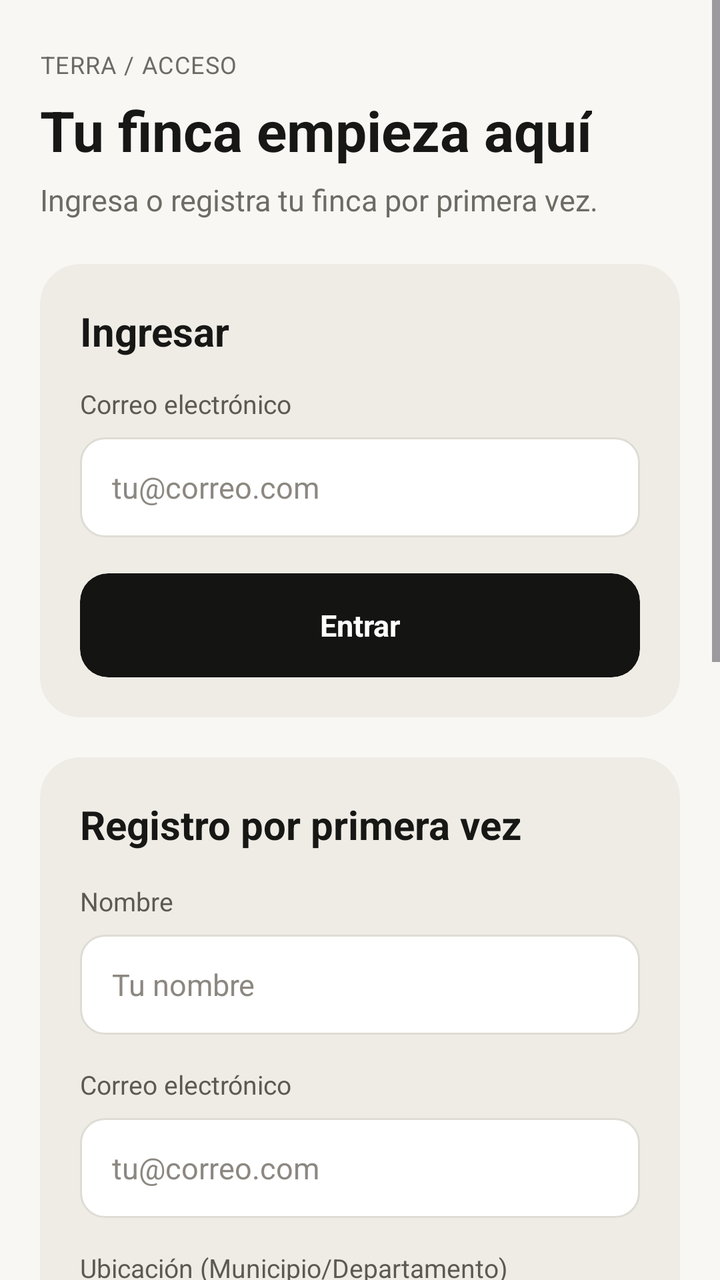
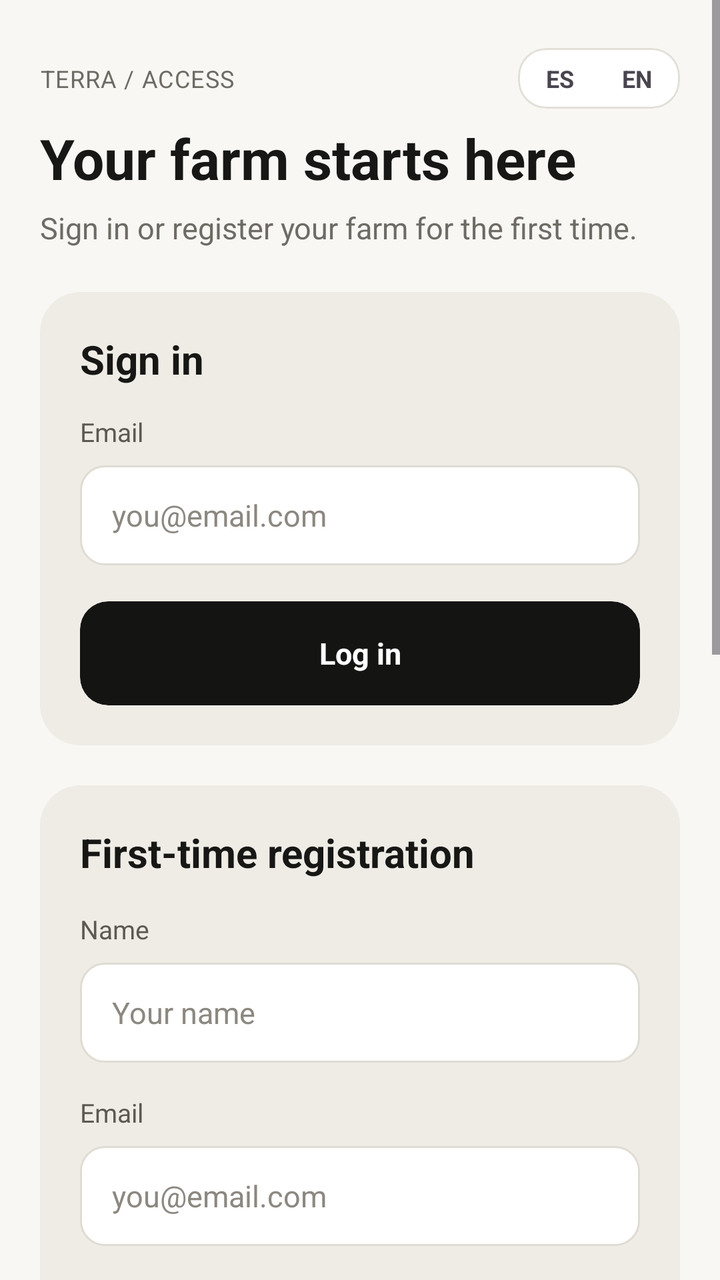

Before-and-after screenshots of an Android layout around one commit, followed by the original layout XML and the change that was made.
<!-- AndroidManifest.xml: application theme Theme.FieldShift -->
<!-- res/layout/activity_login.xml -->
<?xml version="1.0" encoding="utf-8"?>
<ScrollView xmlns:android="http://schemas.android.com/apk/res/android"
    xmlns:app="http://schemas.android.com/apk/res-auto"
    xmlns:tools="http://schemas.android.com/tools"
    android:id="@+id/mainLogin"
    android:layout_width="match_parent"
    android:layout_height="match_parent"
    android:background="#F8F7F4"
    android:fillViewport="true"
    android:importantForAutofill="noExcludeDescendants"
    tools:ignore="UnusedAttribute">

    <LinearLayout
        android:layout_width="match_parent"
        android:layout_height="wrap_content"
        android:orientation="vertical"
        android:paddingHorizontal="20dp"
        android:paddingTop="24dp"
        android:paddingBottom="36dp">

        
        <TextView
            android:layout_width="wrap_content"
            android:layout_height="wrap_content"
            android:text="TERRA / ACCESO"
            android:textColor="#6E6B64"
            android:textSize="12sp"
            android:letterSpacing="0.04"
            android:layout_marginBottom="6dp" />

        <TextView
            android:layout_width="wrap_content"
            android:layout_height="wrap_content"
            android:text="Tu finca empieza aquí"
            android:textColor="#171715"
            android:textSize="28sp"
            android:textStyle="bold"
            android:layout_marginBottom="6dp" />

        <TextView
            android:layout_width="wrap_content"
            android:layout_height="wrap_content"
            android:text="Ingresa o registra tu finca por primera vez."
            android:textColor="#6E6B64"
            android:textSize="15sp"
            android:layout_marginBottom="22dp" />

        
        <com.google.android.material.card.MaterialCardView
            android:layout_width="match_parent"
            android:layout_height="wrap_content"
            app:cardBackgroundColor="#EFECE6"
            app:cardCornerRadius="20dp"
            app:cardElevation="0dp"
            app:strokeWidth="0dp"
            android:layout_marginBottom="20dp">

            <LinearLayout
                android:layout_width="match_parent"
                android:layout_height="wrap_content"
                android:orientation="vertical"
                android:padding="20dp">

                <TextView
                    android:layout_width="wrap_content"
                    android:layout_height="wrap_content"
                    android:text="Ingresar"
                    android:textColor="#171715"
                    android:textSize="20sp"
                    android:textStyle="bold"
                    android:layout_marginBottom="14dp" />

                <TextView
                    android:layout_width="wrap_content"
                    android:layout_height="wrap_content"
                    android:text="Correo electrónico"
                    android:textColor="#5C5953"
                    android:textSize="13sp"
                    android:layout_marginBottom="8dp" />

                <EditText
                    android:id="@+id/etLoginEmail"
                    android:layout_width="match_parent"
                    android:layout_height="50dp"
                    android:background="@drawable/bg_input_rounded"
                    android:hint="tu@correo.com"
                    android:importantForAutofill="no"
                    android:inputType="textEmailAddress|textNoSuggestions"
                    android:paddingHorizontal="16dp"
                    android:textColor="#171715"
                    android:textColorHint="#8C8881"
                    android:textSize="15sp"
                    android:layout_marginBottom="18dp" />

                <com.google.android.material.card.MaterialCardView
                    android:id="@+id/btnEntrar"
                    android:layout_width="match_parent"
                    android:layout_height="52dp"
                    app:cardBackgroundColor="#141413"
                    app:cardCornerRadius="14dp"
                    app:cardElevation="0dp"
                    app:strokeWidth="0dp"
                    android:clickable="true"
                    android:focusable="true">

                    <TextView
                        android:layout_width="match_parent"
                        android:layout_height="match_parent"
                        android:gravity="center"
                        android:text="Entrar"
                        android:textColor="@android:color/white"
                        android:textSize="15sp"
                        android:textStyle="bold" />

                </com.google.android.material.card.MaterialCardView>

            </LinearLayout>
        </com.google.android.material.card.MaterialCardView>

        
        <com.google.android.material.card.MaterialCardView
            android:layout_width="match_parent"
            android:layout_height="wrap_content"
            app:cardBackgroundColor="#EFECE6"
            app:cardCornerRadius="20dp"
            app:cardElevation="0dp"
            app:strokeWidth="0dp">

            <LinearLayout
                android:layout_width="match_parent"
                android:layout_height="wrap_content"
                android:orientation="vertical"
                android:padding="20dp">

                <TextView
                    android:layout_width="wrap_content"
                    android:layout_height="wrap_content"
                    android:text="Registro por primera vez"
                    android:textColor="#171715"
                    android:textSize="20sp"
                    android:textStyle="bold"
                    android:layout_marginBottom="16dp" />

                
                <TextView
                    android:layout_width="wrap_content"
                    android:layout_height="wrap_content"
                    android:text="Nombre"
                    android:textColor="#5C5953"
                    android:textSize="13sp"
                    android:layout_marginBottom="8dp" />

                <EditText
                    android:id="@+id/etRegNombre"
                    android:layout_width="match_parent"
                    android:layout_height="50dp"
                    android:background="@drawable/bg_input_rounded"
                    android:hint="Tu nombre"
                    android:importantForAutofill="no"
                    android:inputType="textPersonName|textCapWords|textNoSuggestions"
                    android:paddingHorizontal="16dp"
                    android:textColor="#171715"
                    android:textColorHint="#8C8881"
                    android:textSize="15sp"
                    android:layout_marginBottom="16dp" />

                
                <TextView
                    android:layout_width="wrap_content"
                    android:layout_height="wrap_content"
                    android:text="Correo electrónico"
                    android:textColor="#5C5953"
                    android:textSize="13sp"
                    android:layout_marginBottom="8dp" />

                <EditText
                    android:id="@+id/etRegEmail"
                    android:layout_width="match_parent"
                    android:layout_height="50dp"
                    android:background="@drawable/bg_input_rounded"
                    android:hint="tu@correo.com"
                    android:importantForAutofill="no"
                    android:inputType="textEmailAddress|textNoSuggestions"
                    android:paddingHorizontal="16dp"
                    android:textColor="#171715"
                    android:textColorHint="#8C8881"
                    android:textSize="15sp"
                    android:layout_marginBottom="16dp" />

                
                <TextView
                    android:layout_width="wrap_content"
                    android:layout_height="wrap_content"
                    android:text="Ubicación (Municipio/Departamento)"
                    android:textColor="#5C5953"
                    android:textSize="13sp"
                    android:layout_marginBottom="8dp" />

                <EditText
                    android:id="@+id/etRegUbicacion"
                    android:layout_width="match_parent"
                    android:layout_height="50dp"
                    android:background="@drawable/bg_input_rounded"
                    android:hint="Municipio, Departamento"
                    android:importantForAutofill="no"
                    android:inputType="textCapWords|textNoSuggestions"
                    android:paddingHorizontal="16dp"
                    android:textColor="#171715"
                    android:textColorHint="#8C8881"
                    android:textSize="15sp"
                    android:layout_marginBottom="16dp" />

                
                <TextView
                    android:layout_width="wrap_content"
                    android:layout_height="wrap_content"
                    android:text="Hectáreas de la finca (ha)"
                    android:textColor="#5C5953"
                    android:textSize="13sp"
                    android:layout_marginBottom="8dp" />

                <EditText
                    android:id="@+id/etRegHectareas"
                    android:layout_width="match_parent"
                    android:layout_height="50dp"
                    android:background="@drawable/bg_input_rounded"
                    android:hint="Superficie en ha"
                    android:importantForAutofill="no"
                    android:inputType="numberDecimal"
                    android:paddingHorizontal="16dp"
                    android:textColor="#171715"
                    android:textColorHint="#8C8881"
                    android:textSize="15sp"
                    android:layout_marginBottom="22dp" />

                
                <TextView
                    android:layout_width="wrap_content"
                    android:layout_height="wrap_content"
                    android:text="Rotación actual"
                    android:textColor="#171715"
                    android:textSize="18sp"
                    android:textStyle="bold"
                    android:layout_marginBottom="4dp" />

                <TextView
                    android:layout_width="wrap_content"
                    android:layout_height="wrap_content"
                    android:text="Elige la secuencia del catálogo EcoCrop."
                    android:textColor="#6E6B64"
                    android:textSize="13sp"
                    android:layout_marginBottom="16dp" />

                
                <TextView
                    android:layout_width="wrap_content"
                    android:layout_height="wrap_content"
                    android:text="Cultivo 1"
                    android:textColor="#5C5953"
                    android:textSize="13sp"
                    android:layout_marginBottom="8dp" />

                <FrameLayout
                    android:layout_width="match_parent"
                    android:layout_height="50dp"
                    android:background="@drawable/bg_input_rounded"
                    android:layout_marginBottom="16dp">

                    <Spinner
                        android:id="@+id/spinnerCultivo1"
                        android:layout_width="match_parent"
                        android:layout_height="match_parent"
                        android:background="@null"
                        android:paddingStart="12dp"
                        android:paddingEnd="36dp" />

                    <TextView
                        android:layout_width="wrap_content"
                        android:layout_height="wrap_content"
                        android:layout_gravity="end|center_vertical"
                        android:layout_marginEnd="16dp"
                        android:text="▾"
                        android:textColor="#171715"
                        android:textSize="14sp" />
                </FrameLayout>

                
                <TextView
                    android:layout_width="wrap_content"
                    android:layout_height="wrap_content"
                    android:text="Cultivo 2"
                    android:textColor="#5C5953"
                    android:textSize="13sp"
                    android:layout_marginBottom="8dp" />

                <FrameLayout
                    android:layout_width="match_parent"
                    android:layout_height="50dp"
                    android:background="@drawable/bg_input_rounded"
                    android:layout_marginBottom="16dp">

                    <Spinner
                        android:id="@+id/spinnerCultivo2"
                        android:layout_width="match_parent"
                        android:layout_height="match_parent"
                        android:background="@null"
                        android:paddingStart="12dp"
                        android:paddingEnd="36dp" />

                    <TextView
                        android:layout_width="wrap_content"
                        android:layout_height="wrap_content"
                        android:layout_gravity="end|center_vertical"
                        android:layout_marginEnd="16dp"
                        android:text="▾"
                        android:textColor="#171715"
                        android:textSize="14sp" />
                </FrameLayout>

                
                <LinearLayout
                    android:id="@+id/layoutCultivosExtra"
                    android:layout_width="match_parent"
                    android:layout_height="wrap_content"
                    android:orientation="vertical" />

                
                <com.google.android.material.card.MaterialCardView
                    android:id="@+id/btnAnadirCultivo"
                    android:layout_width="match_parent"
                    android:layout_height="48dp"
                    app:cardBackgroundColor="#EFECE6"
                    app:cardCornerRadius="12dp"
                    app:cardElevation="0dp"
                    app:strokeColor="#DFDCD4"
                    app:strokeWidth="1dp"
                    android:clickable="true"
                    android:focusable="true"
                    android:layout_marginBottom="22dp">

                    <TextView
                        android:layout_width="match_parent"
                        android:layout_height="match_parent"
                        android:gravity="center_vertical"
                        android:paddingHorizontal="16dp"
                        android:text="+ Añadir cultivo de lista EcoCrop"
                        android:textColor="#171715"
                        android:textSize="14sp"
                        android:textStyle="bold" />

                </com.google.android.material.card.MaterialCardView>

                
                <com.google.android.material.card.MaterialCardView
                    android:id="@+id/btnGuardarRegistro"
                    android:layout_width="match_parent"
                    android:layout_height="52dp"
                    app:cardBackgroundColor="#141413"
                    app:cardCornerRadius="14dp"
                    app:cardElevation="0dp"
                    app:strokeWidth="0dp"
                    android:clickable="true"
                    android:focusable="true">

                    <TextView
                        android:layout_width="match_parent"
                        android:layout_height="match_parent"
                        android:gravity="center"
                        android:text="Guardar y entrar a mi finca"
                        android:textColor="@android:color/white"
                        android:textSize="15sp"
                        android:textStyle="bold" />

                </com.google.android.material.card.MaterialCardView>

            </LinearLayout>
        </com.google.android.material.card.MaterialCardView>

    </LinearLayout>
</ScrollView>
<!-- resources referenced by this layout -->
<resources>
  <!-- drawable bg_input_rounded (drawable) -->
  <?xml version="1.0" encoding="utf-8"?>
  <shape xmlns:android="http://schemas.android.com/apk/res/android"
      android:shape="rectangle">
      <solid android:color="#FFFFFF" />
      <corners android:radius="12dp" />
      <stroke
          android:width="1dp"
          android:color="#DFDCD4" />
  </shape>
  <style name="Theme.FieldShift" parent="Base.Theme.FieldShift" />
  <style name="Base.Theme.FieldShift" parent="Theme.Material3.DayNight.NoActionBar">
          
          
      </style>
</resources>

<!-- the commit's change to res/layout/activity_login.xml (unified diff, before → after) -->
@@ -19,19 +19,67 @@
         android:paddingBottom="36dp">
 
         
+        <LinearLayout
+            android:layout_width="match_parent"
+            android:layout_height="wrap_content"
+            android:orientation="horizontal"
+            android:gravity="center_vertical"
+            android:layout_marginBottom="6dp">
+
+            <TextView
+                android:layout_width="0dp"
+                android:layout_height="wrap_content"
+                android:layout_weight="1"
+                android:text="@string/login_ruta"
+                android:textColor="#6E6B64"
+                android:textSize="12sp"
+                android:letterSpacing="0.04" />
+
+            
+            <com.google.android.material.card.MaterialCardView
+                android:layout_width="wrap_content"
+                android:layout_height="wrap_content"
+                app:cardCornerRadius="14dp"
+                app:cardElevation="0dp"
+                app:cardBackgroundColor="#FFFFFF"
+                app:strokeColor="#E2DFD7"
+                app:strokeWidth="1dp">
+
+                <LinearLayout
+                    android:layout_width="wrap_content"
+                    android:layout_height="wrap_content"
+                    android:orientation="horizontal"
+                    android:padding="2dp">
+
+                    <TextView
+                        android:id="@+id/tvIdiomaEs"
+                        android:layout_width="wrap_content"
+                        android:layout_height="wrap_content"
+                        android:text="ES"
+                        android:textSize="12sp"
+                        android:textStyle="bold"
+                        android:paddingHorizontal="12dp"
+                        android:paddingVertical="5dp"
+                        android:contentDescription="Español" />
+
+                    <TextView
+                        android:id="@+id/tvIdiomaEn"
+                        android:layout_width="wrap_content"
+                        android:layout_height="wrap_content"
+                        android:text="EN"
+                        android:textSize="12sp"
+                        android:textStyle="bold"
+                        android:paddingHorizontal="12dp"
+                        android:paddingVertical="5dp"
+                        android:contentDescription="English" />
+                </LinearLayout>
+            </com.google.android.material.card.MaterialCardView>
+        </LinearLayout>
+
         <TextView
             android:layout_width="wrap_content"
             android:layout_height="wrap_content"
-            android:text="TERRA / ACCESO"
-            android:textColor="#6E6B64"
-            android:textSize="12sp"
-            android:letterSpacing="0.04"
-            android:layout_marginBottom="6dp" />
-
-        <TextView
-            android:layout_width="wrap_content"
-            android:layout_height="wrap_content"
-            android:text="Tu finca empieza aquí"
+            android:text="@string/login_titulo"
             android:textColor="#171715"
             android:textSize="28sp"
             android:textStyle="bold"
@@ -40,7 +88,7 @@
         <TextView
             android:layout_width="wrap_content"
             android:layout_height="wrap_content"
-            android:text="Ingresa o registra tu finca por primera vez."
+            android:text="@string/login_subtitulo"
             android:textColor="#6E6B64"
             android:textSize="15sp"
             android:layout_marginBottom="22dp" />
@@ -64,7 +112,7 @@
                 <TextView
                     android:layout_width="wrap_content"
                     android:layout_height="wrap_content"
-                    android:text="Ingresar"
+                    android:text="@string/login_ingresar"
                     android:textColor="#171715"
                     android:textSize="20sp"
                     android:textStyle="bold"
@@ -73,7 +121,7 @@
                 <TextView
                     android:layout_width="wrap_content"
                     android:layout_height="wrap_content"
-                    android:text="Correo electrónico"
+                    android:text="@string/correo_label"
                     android:textColor="#5C5953"
                     android:textSize="13sp"
                     android:layout_marginBottom="8dp" />
@@ -83,7 +131,7 @@
                     android:layout_width="match_parent"
                     android:layout_height="50dp"
                     android:background="@drawable/bg_input_rounded"
-                    android:hint="tu@correo.com"
+                    android:hint="@string/correo_hint"
                     android:importantForAutofill="no"
                     android:inputType="textEmailAddress|textNoSuggestions"
                     android:paddingHorizontal="16dp"
@@ -107,7 +155,7 @@
                         android:layout_width="match_parent"
                         android:layout_height="match_parent"
                         android:gravity="center"
-                        android:text="Entrar"
+                        android:text="@string/login_entrar"
                         android:textColor="@android:color/white"
                         android:textSize="15sp"
                         android:textStyle="bold" />
@@ -135,7 +183,7 @@
                 <TextView
                     android:layout_width="wrap_content"
                     android:layout_height="wrap_content"
-                    android:text="Registro por primera vez"
+                    android:text="@string/login_registro"
                     android:textColor="#171715"
                     android:textSize="20sp"
                     android:textStyle="bold"
@@ -145,7 +193,7 @@
                 <TextView
                     android:layout_width="wrap_content"
                     android:layout_height="wrap_content"
-                    android:text="Nombre"
+                    android:text="@string/login_nombre"
                     android:textColor="#5C5953"
                     android:textSize="13sp"
                     android:layout_marginBottom="8dp" />
@@ -155,7 +203,7 @@
                     android:layout_width="match_parent"
                     android:layout_height="50dp"
                     android:background="@drawable/bg_input_rounded"
-                    android:hint="Tu nombre"
+                    android:hint="@string/login_nombre_hint"
                     android:importantForAutofill="no"
                     android:inputType="textPersonName|textCapWords|textNoSuggestions"
                     android:paddingHorizontal="16dp"
@@ -168,7 +216,7 @@
                 <TextView
                     android:layout_width="wrap_content"
                     android:layout_height="wrap_content"
-                    android:text="Correo electrónico"
+                    android:text="@string/correo_label"
                     android:textColor="#5C5953"
                     android:textSize="13sp"
                     android:layout_marginBottom="8dp" />
@@ -178,7 +226,7 @@
                     android:layout_width="match_parent"
                     android:layout_height="50dp"
                     android:background="@drawable/bg_input_rounded"
-                    android:hint="tu@correo.com"
+                    android:hint="@string/correo_hint"
                     android:importantForAutofill="no"
                     android:inputType="textEmailAddress|textNoSuggestions"
                     android:paddingHorizontal="16dp"
@@ -191,7 +239,7 @@
                 <TextView
                     android:layout_width="wrap_content"
                     android:layout_height="wrap_content"
-                    android:text="Ubicación (Municipio/Departamento)"
+                    android:text="@string/ubicacion_label"
                     android:textColor="#5C5953"
                     android:textSize="13sp"
                     android:layout_marginBottom="8dp" />
@@ -201,7 +249,7 @@
                     android:layout_width="match_parent"
                     android:layout_height="50dp"
                     android:background="@drawable/bg_input_rounded"
-                    android:hint="Municipio, Departamento"
+                    android:hint="@string/login_ubicacion_hint"
                     android:importantForAutofill="no"
                     android:inputType="textCapWords|textNoSuggestions"
                     android:paddingHorizontal="16dp"
@@ -214,7 +262,7 @@
                 <TextView
                     android:layout_width="wrap_content"
                     android:layout_height="wrap_content"
-                    android:text="Hectáreas de la finca (ha)"
+                    android:text="@string/hectareas_label"
                     android:textColor="#5C5953"
                     android:textSize="13sp"
                     android:layout_marginBottom="8dp" />
@@ -224,7 +272,7 @@
                     android:layout_width="match_parent"
                     android:layout_height="50dp"
                     android:background="@drawable/bg_input_rounded"
-                    android:hint="Superficie en ha"
+                    android:hint="@string/login_superficie_hint"
                     android:importantForAutofill="no"
                     android:inputType="numberDecimal"
                     android:paddingHorizontal="16dp"
@@ -237,7 +285,7 @@
                 <TextView
                     android:layout_width="wrap_content"
                     android:layout_height="wrap_content"
-                    android:text="Rotación actual"
+                    android:text="@string/rotacion_actual"
                     android:textColor="#171715"
                     android:textSize="18sp"
                     android:textStyle="bold"
@@ -246,7 +294,7 @@
                 <TextView
                     android:layout_width="wrap_content"
                     android:layout_height="wrap_content"
-                    android:text="Elige la secuencia del catálogo EcoCrop."
+                    android:text="@string/login_elige"
                     android:textColor="#6E6B64"
                     android:textSize="13sp"
                     android:layout_marginBottom="16dp" />
@@ -255,7 +303,7 @@
                 <TextView
                     android:layout_width="wrap_content"
                     android:layout_height="wrap_content"
-                    android:text="Cultivo 1"
+                    android:text="@string/login_cultivo_1"
                     android:textColor="#5C5953"
                     android:textSize="13sp"
                     android:layout_marginBottom="8dp" />
@@ -288,7 +336,7 @@
                 <TextView
                     android:layout_width="wrap_content"
                     android:layout_height="wrap_content"
-                    android:text="Cultivo 2"
+                    android:text="@string/login_cultivo_2"
                     android:textColor="#5C5953"
                     android:textSize="13sp"
                     android:layout_marginBottom="8dp" />
@@ -343,7 +391,7 @@
                         android:layout_height="match_parent"
                         android:gravity="center_vertical"
                         android:paddingHorizontal="16dp"
-                        android:text="+ Añadir cultivo de lista EcoCrop"
+                        android:text="@string/anadir_cultivo"
                         android:textColor="#171715"
                         android:textSize="14sp"
                         android:textStyle="bold" />
@@ -366,7 +414,7 @@
                         android:layout_width="match_parent"
                         android:layout_height="match_parent"
                         android:gravity="center"
-                        android:text="Guardar y entrar a mi finca"
+                        android:text="@string/login_guardar"
                         android:textColor="@android:color/white"
                         android:textSize="15sp"
                         android:textStyle="bold" />
<!-- resource entries referenced after the edit -->
@@ -10,6 +10,26 @@
           android:width="1dp"
           android:color="#DFDCD4" />
   </shape>
+  <string name="anadir_cultivo">+ Add crop from EcoCrop list</string>
+  <string name="correo_hint">you@email.com</string>
+  <string name="correo_label">Email</string>
+  <string name="hectareas_label">Farm hectares (ha)</string>
+  <string name="login_cultivo_1">Crop 1</string>
+  <string name="login_cultivo_2">Crop 2</string>
+  <string name="login_elige">Choose the sequence from the EcoCrop catalog.</string>
+  <string name="login_entrar">Log in</string>
+  <string name="login_guardar">Save and enter my farm</string>
+  <string name="login_ingresar">Sign in</string>
+  <string name="login_nombre">Name</string>
+  <string name="login_nombre_hint">Your name</string>
+  <string name="login_registro">First-time registration</string>
+  <string name="login_ruta">TERRA / ACCESS</string>
+  <string name="login_subtitulo">Sign in or register your farm for the first time.</string>
+  <string name="login_superficie_hint">Area in ha</string>
+  <string name="login_titulo">Your farm starts here</string>
+  <string name="login_ubicacion_hint">Municipality, Department</string>
+  <string name="rotacion_actual">Current rotation</string>
+  <string name="ubicacion_label">Location (Municipality/Department)</string>
   <style name="Theme.FieldShift" parent="Base.Theme.FieldShift" />
   <style name="Base.Theme.FieldShift" parent="Theme.Material3.DayNight.NoActionBar">
           
